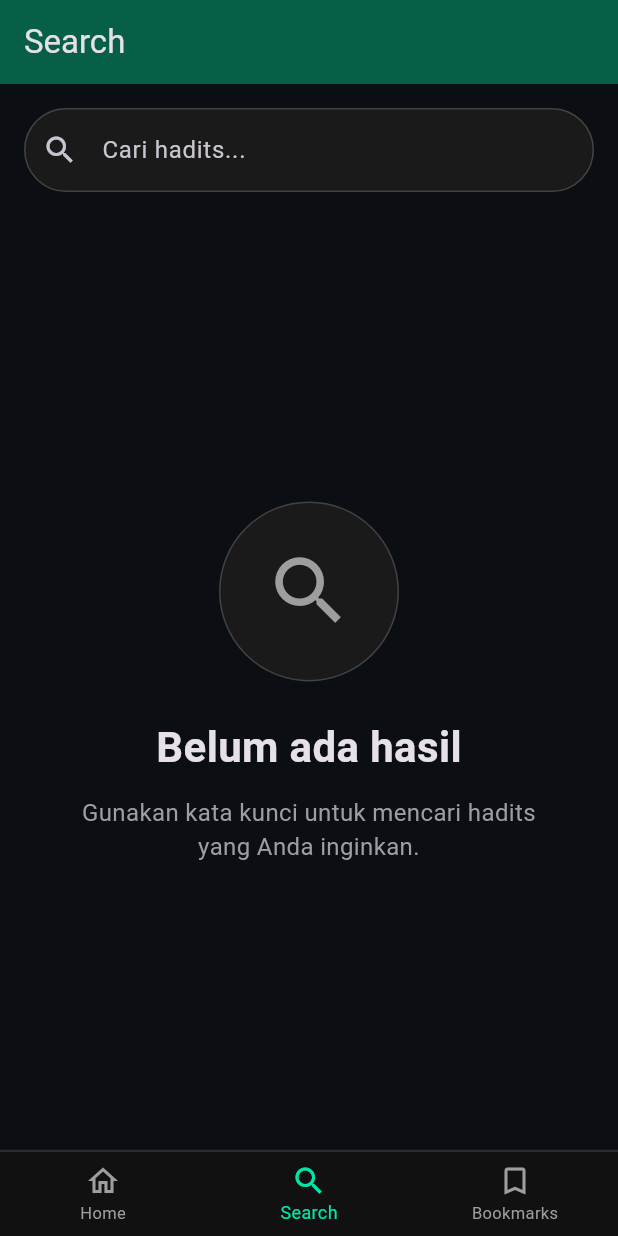
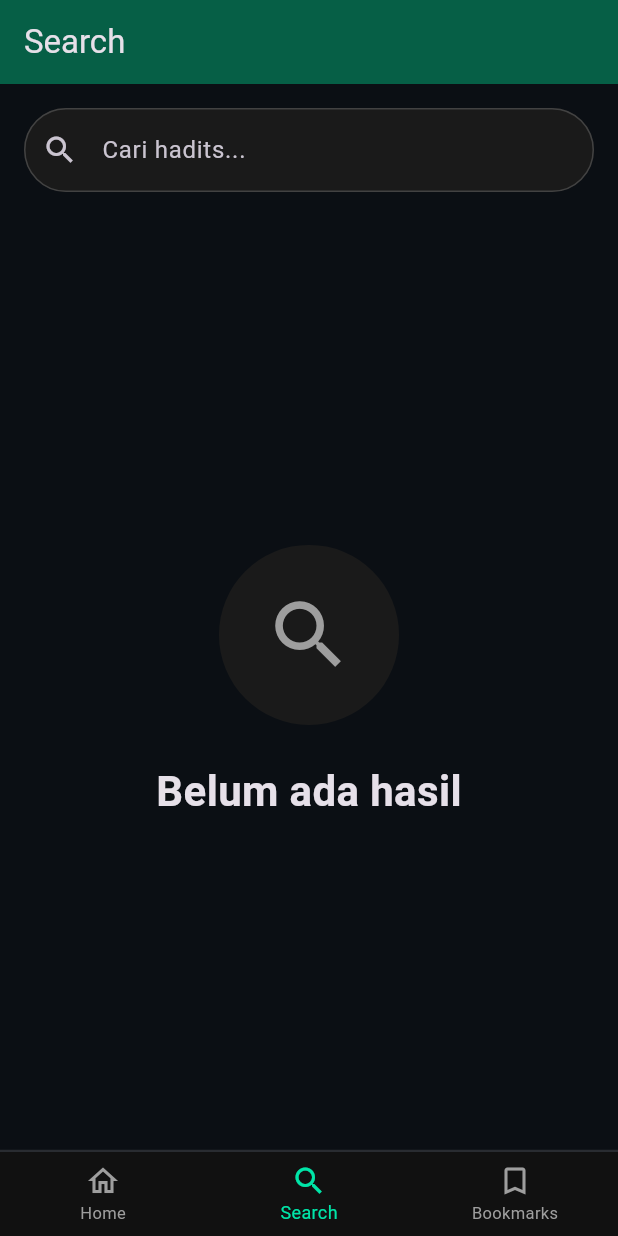
Before and after one commit to azrulfattah336/Aplikasi-Hadits-Arbain-Nawawi, a Flutter app: the screen it shows after launch, item 2 of the bottom bar chosen, on a phone screen of 412 x 824 dp. Run offline on Flutter 3.47's test engine with Material 3 defaults, Android fonts, the phone set to English and light mode, and no system bars; our stand-ins replace shared_preferences.

Commit message:
Menambah fungsi pencarian hadis

```diff
--- a/lib/screens/search_screen.dart
+++ b/lib/screens/search_screen.dart
@@ -1,18 +1,40 @@
 import 'package:flutter/material.dart';
+import '../data/hadith_data.dart';
+import '../wigdets/hadith_card.dart';
 
-class SearchScreen extends StatelessWidget {
+class SearchScreen extends StatefulWidget {
   const SearchScreen({super.key});
 
   @override
+  State<SearchScreen> createState() =>
+      _SearchScreenState();
+}
+
+class _SearchScreenState
+    extends State<SearchScreen> {
+
+  String searchQuery = "";
+
+  @override
   Widget build(BuildContext context) {
+    final filtered = hadithList.where((h) {
+      return h.id.toString().contains(searchQuery) ||
+         h.title.toLowerCase().contains(
+           searchQuery.toLowerCase(),
+        );
+     }).toList();
     return Column(
       children: [
 
-        // SEARCH BAR
         Padding(
           padding: const EdgeInsets.all(16),
+           child: TextField(
+            onChanged: (value) {
+              setState(() {
+                searchQuery = value;
+              });
+            },
 
-          child: TextField(
             decoration: InputDecoration(
               hintText: "Cari hadits...",
 
@@ -42,21 +64,19 @@ class SearchScreen extends StatelessWidget {
           ),
         ),
 
-        const Spacer(),
-
-        // ICON TENGAH
+        Expanded(
+          child: searchQuery.isEmpty
+              ? Column(
+                    mainAxisAlignment:
+                        MainAxisAlignment.center,
+                    children: [
                       Container(
                         width: 120,
                         height: 120,
-
                         decoration: BoxDecoration(
                           shape: BoxShape.circle,
-
-            color: const Color(0xFF1A1A1A),
-
-            border: Border.all(
-              color: Colors.grey.shade800,
-            ),
+                          color:
+                            const Color(0xFF1A1A1A),
                     ),
 
                     child: const Icon(
@@ -70,33 +90,28 @@ class SearchScreen extends StatelessWidget {
 
                   const Text(
                     "Belum ada hasil",
-
                     style: TextStyle(
                       fontSize: 28,
-            fontWeight: FontWeight.bold,
+                      fontWeight:
+                      FontWeight.bold,
+                    ),
+                  ),
+                ],
+              )
+
+           : ListView.builder(
+               itemCount: filtered.length,
+               itemBuilder:
+                   (context, index) {
+
+                 return HadithCard(
+                   hadith:
+                       filtered[index],
+                   );
+                 },
                ),
              ),
 
-        const SizedBox(height: 12),
-
-        const Padding(
-          padding: EdgeInsets.symmetric(
-            horizontal: 40,
-          ),
-
-          child: Text(
-            "Gunakan kata kunci untuk mencari hadits yang Anda inginkan.",
-
-            textAlign: TextAlign.center,
-
-            style: TextStyle(
-              color: Colors.grey,
-              fontSize: 16,
-            ),
-          ),
-        ),
-
-        const Spacer(),
       ],
     );
   }
```
Lines whose indentation alone changed are shown as unchanged.
